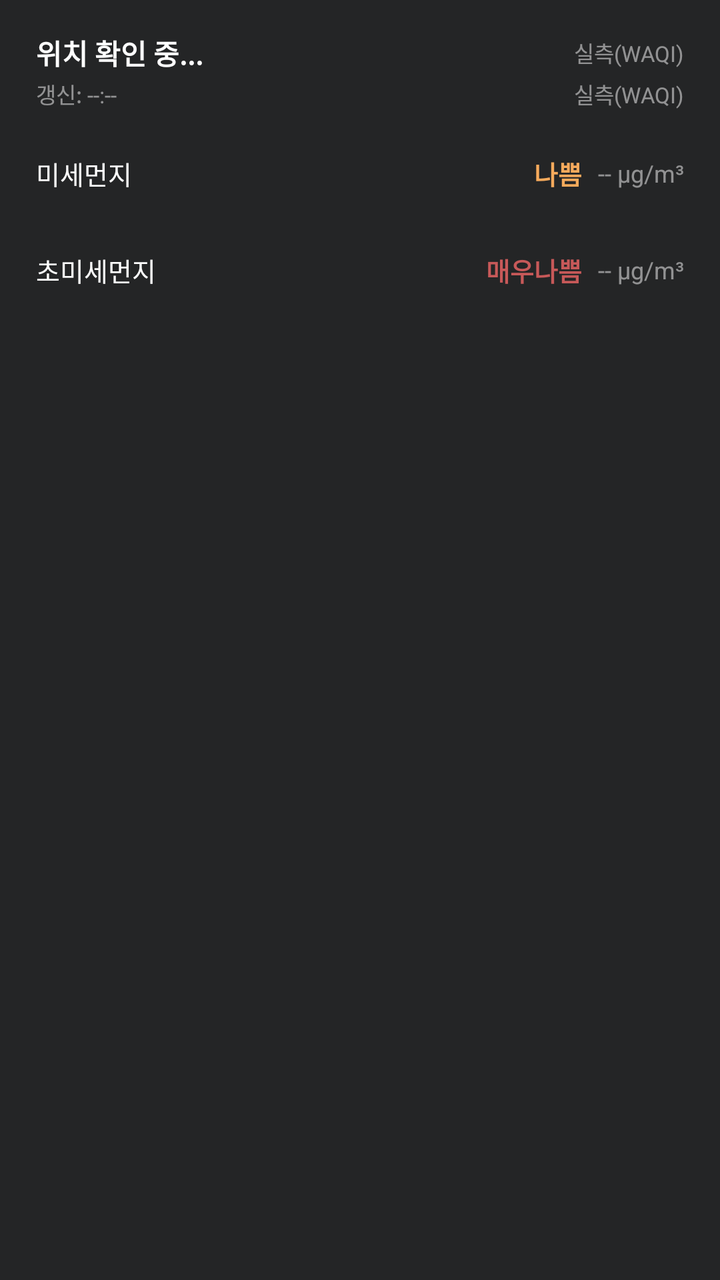
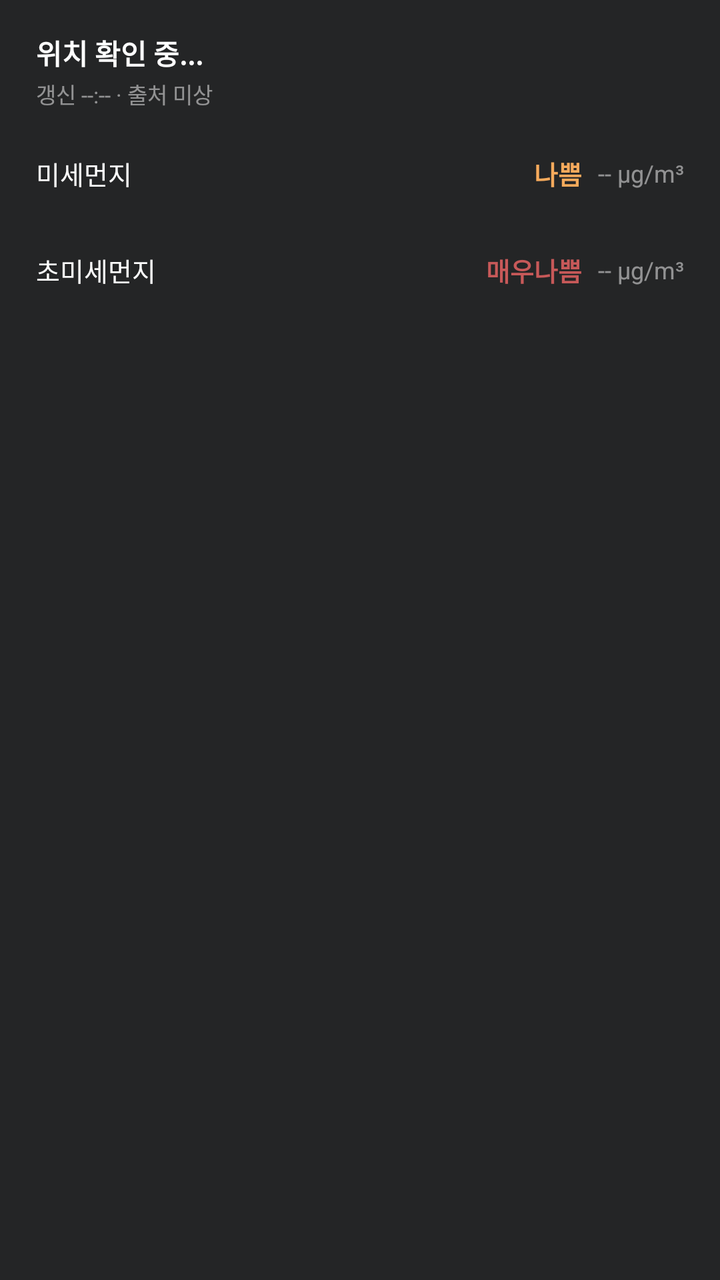

Compare the two renders of this Android layout. The source of the first and the diff that turns it into the second are given below.
<!-- AndroidManifest.xml: application theme AppTheme -->
<!-- res/layout/widget_air.xml -->
<?xml version="1.0" encoding="utf-8"?>
<LinearLayout xmlns:android="http://schemas.android.com/apk/res/android"
    android:id="@+id/widget_root"
    android:layout_width="match_parent"
    android:layout_height="match_parent"
    android:orientation="vertical"
    android:background="#242526"
    android:paddingLeft="18dp"
    android:paddingRight="18dp"
    android:paddingTop="16dp"
    android:paddingBottom="23dp">

    
    <LinearLayout
        android:layout_width="match_parent"
        android:layout_height="wrap_content"
        android:orientation="horizontal"
        android:gravity="center_vertical">

        <TextView
            android:id="@+id/widget_region"
            android:layout_width="0dp"
            android:layout_height="wrap_content"
            android:layout_weight="1"
            android:layout_marginEnd="8dp"
            android:text="위치 확인 중..."
            android:textColor="#FFFFFF"
            android:textSize="14sp"
            android:textStyle="bold"
            android:maxLines="1"
            android:singleLine="true"
            android:ellipsize="end" />

        <TextView
            android:id="@+id/widget_station"
            android:layout_width="wrap_content"
            android:layout_height="wrap_content"
            android:text="실측(WAQI)"
            android:textColor="#80FFFFFF"
            android:textSize="11sp"
            android:maxLines="1"
            android:singleLine="true" />
    </LinearLayout>

    
    <LinearLayout
        android:layout_width="match_parent"
        android:layout_height="wrap_content"
        android:layout_marginTop="2dp"
        android:orientation="horizontal"
        android:gravity="center_vertical">

    <TextView
        android:id="@+id/widget_updated_at"
        android:layout_width="0dp"
        android:layout_height="wrap_content"
        android:layout_weight="1"
        android:text="갱신: --:--"
        android:textColor="#80FFFFFF"
        android:textSize="11sp" />

    <TextView
        android:id="@+id/widget_source_label"
        android:layout_width="wrap_content"
        android:layout_height="wrap_content"
        android:text="실측(WAQI)"
        android:textColor="#80FFFFFF"
        android:textSize="11sp"
        android:maxLines="1"
        android:singleLine="true" />

    </LinearLayout>

    
    <LinearLayout
        android:layout_width="match_parent"
        android:layout_height="wrap_content"
        android:layout_marginTop="22dp"
        android:orientation="vertical">

        <RelativeLayout
            android:layout_width="match_parent"
            android:layout_height="wrap_content"
            android:layout_marginBottom="5dp">

            <TextView
                android:layout_width="wrap_content"
                android:layout_height="wrap_content"
                android:layout_alignParentStart="true"
                android:layout_centerVertical="true"
                android:text="미세먼지"
                android:textColor="#FFFFFF"
                android:textSize="13sp" />

            <LinearLayout
                android:layout_width="wrap_content"
                android:layout_height="wrap_content"
                android:layout_alignParentEnd="true"
                android:layout_centerVertical="true"
                android:orientation="horizontal"
                android:gravity="center_vertical">

                <TextView
                    android:id="@+id/widget_pm10_grade"
                    android:layout_width="wrap_content"
                    android:layout_height="wrap_content"
                    android:text="나쁨"
                    android:textColor="#FFF6AA5C"
                    android:textSize="13sp"
                    android:textStyle="bold"
                    android:layout_marginEnd="8dp" />

                <TextView
                    android:id="@+id/widget_pm10_value"
                    android:layout_width="wrap_content"
                    android:layout_height="wrap_content"
                    android:text="-- µg/m³"
                    android:textColor="#80FFFFFF"
                    android:textSize="12sp" />
            </LinearLayout>
        </RelativeLayout>

        
        <ProgressBar android:id="@+id/widget_pm10_bar_good"
            style="?android:attr/progressBarStyleHorizontal"
            android:layout_width="match_parent" android:layout_height="8dp"
            android:progressDrawable="@drawable/widget_progress_good"
            android:max="200" android:progress="0" android:visibility="gone"/>
        <ProgressBar android:id="@+id/widget_pm10_bar_normal"
            style="?android:attr/progressBarStyleHorizontal"
            android:layout_width="match_parent" android:layout_height="8dp"
            android:progressDrawable="@drawable/widget_progress_normal"
            android:max="200" android:progress="0" android:visibility="gone"/>
        <ProgressBar android:id="@+id/widget_pm10_bar_bad"
            style="?android:attr/progressBarStyleHorizontal"
            android:layout_width="match_parent" android:layout_height="8dp"
            android:progressDrawable="@drawable/widget_progress_bad"
            android:max="200" android:progress="0" android:visibility="gone"/>
        <ProgressBar android:id="@+id/widget_pm10_bar_verybad"
            style="?android:attr/progressBarStyleHorizontal"
            android:layout_width="match_parent" android:layout_height="8dp"
            android:progressDrawable="@drawable/widget_progress_verybad"
            android:max="200" android:progress="0" android:visibility="gone"/>
    </LinearLayout>

    
    <LinearLayout
        android:layout_width="match_parent"
        android:layout_height="wrap_content"
        android:layout_marginTop="24dp"
        android:orientation="vertical">

        <RelativeLayout
            android:layout_width="match_parent"
            android:layout_height="wrap_content"
            android:layout_marginBottom="5dp">

            <TextView
                android:layout_width="wrap_content"
                android:layout_height="wrap_content"
                android:layout_alignParentStart="true"
                android:layout_centerVertical="true"
                android:text="초미세먼지"
                android:textColor="#FFFFFF"
                android:textSize="13sp" />

            <LinearLayout
                android:layout_width="wrap_content"
                android:layout_height="wrap_content"
                android:layout_alignParentEnd="true"
                android:layout_centerVertical="true"
                android:orientation="horizontal"
                android:gravity="center_vertical">

                <TextView
                    android:id="@+id/widget_pm25_grade"
                    android:layout_width="wrap_content"
                    android:layout_height="wrap_content"
                    android:text="매우나쁨"
                    android:textColor="#FFC75959"
                    android:textSize="13sp"
                    android:textStyle="bold"
                    android:layout_marginEnd="8dp" />

                <TextView
                    android:id="@+id/widget_pm25_value"
                    android:layout_width="wrap_content"
                    android:layout_height="wrap_content"
                    android:text="-- µg/m³"
                    android:textColor="#80FFFFFF"
                    android:textSize="12sp" />
            </LinearLayout>
        </RelativeLayout>

        
        <ProgressBar android:id="@+id/widget_pm25_bar_good"
            style="?android:attr/progressBarStyleHorizontal"
            android:layout_width="match_parent" android:layout_height="8dp"
            android:progressDrawable="@drawable/widget_progress_good"
            android:max="150" android:progress="0" android:visibility="gone"/>
        <ProgressBar android:id="@+id/widget_pm25_bar_normal"
            style="?android:attr/progressBarStyleHorizontal"
            android:layout_width="match_parent" android:layout_height="8dp"
            android:progressDrawable="@drawable/widget_progress_normal"
            android:max="150" android:progress="0" android:visibility="gone"/>
        <ProgressBar android:id="@+id/widget_pm25_bar_bad"
            style="?android:attr/progressBarStyleHorizontal"
            android:layout_width="match_parent" android:layout_height="8dp"
            android:progressDrawable="@drawable/widget_progress_bad"
            android:max="150" android:progress="0" android:visibility="gone"/>
        <ProgressBar android:id="@+id/widget_pm25_bar_verybad"
            style="?android:attr/progressBarStyleHorizontal"
            android:layout_width="match_parent" android:layout_height="8dp"
            android:progressDrawable="@drawable/widget_progress_verybad"
            android:max="150" android:progress="0" android:visibility="gone"/>
    </LinearLayout>

</LinearLayout>
<!-- resources referenced by this layout -->
<resources>
  <!-- drawable widget_progress_bad (drawable) -->
  <?xml version="1.0" encoding="utf-8"?>
  <layer-list xmlns:android="http://schemas.android.com/apk/res/android">
      <item android:id="@android:id/background">
          <shape android:shape="rectangle">
              <solid android:color="#FF555559"/>
              <corners android:radius="4dp"/>
          </shape>
      </item>
      <item android:id="@android:id/progress">
          <clip>
              <shape android:shape="rectangle">
                  <solid android:color="#FFF6AA5C"/>
                  <corners android:radius="4dp"/>
              </shape>
          </clip>
      </item>
  </layer-list>
  <!-- drawable widget_progress_good (drawable) -->
  <?xml version="1.0" encoding="utf-8"?>
  <layer-list xmlns:android="http://schemas.android.com/apk/res/android">
      <item android:id="@android:id/background">
          <shape android:shape="rectangle">
              <solid android:color="#FF555559"/>
              <corners android:radius="4dp"/>
          </shape>
      </item>
      <item android:id="@android:id/progress">
          <clip>
              <shape android:shape="rectangle">
                  <solid android:color="#FF367BB8"/>
                  <corners android:radius="4dp"/>
              </shape>
          </clip>
      </item>
  </layer-list>
  <!-- drawable widget_progress_normal (drawable) -->
  <?xml version="1.0" encoding="utf-8"?>
  <layer-list xmlns:android="http://schemas.android.com/apk/res/android">
      <item android:id="@android:id/background">
          <shape android:shape="rectangle">
              <solid android:color="#FF555559"/>
              <corners android:radius="4dp"/>
          </shape>
      </item>
      <item android:id="@android:id/progress">
          <clip>
              <shape android:shape="rectangle">
                  <solid android:color="#FF629473"/>
                  <corners android:radius="4dp"/>
              </shape>
          </clip>
      </item>
  </layer-list>
  <!-- drawable widget_progress_verybad (drawable) -->
  <?xml version="1.0" encoding="utf-8"?>
  <layer-list xmlns:android="http://schemas.android.com/apk/res/android">
      <item android:id="@android:id/background">
          <shape android:shape="rectangle">
              <solid android:color="#FF555559"/>
              <corners android:radius="4dp"/>
          </shape>
      </item>
      <item android:id="@android:id/progress">
          <clip>
              <shape android:shape="rectangle">
                  <solid android:color="#FFC75959"/>
                  <corners android:radius="4dp"/>
              </shape>
          </clip>
      </item>
  </layer-list>
  <style name="AppTheme" parent="Theme.AppCompat.Light.DarkActionBar">
          
          <item name="colorPrimary">@color/colorPrimary</item>
          <item name="colorPrimaryDark">@color/colorPrimaryDark</item>
          <item name="colorAccent">@color/colorAccent</item>
      </style>
</resources>

<!-- the commit's change to res/layout/widget_air.xml (unified diff, before → after) -->
@@ -11,65 +11,29 @@
     android:paddingBottom="23dp">
 
     
-    <LinearLayout
+    <TextView
+        android:id="@+id/widget_region"
         android:layout_width="match_parent"
         android:layout_height="wrap_content"
-        android:orientation="horizontal"
-        android:gravity="center_vertical">
-
-        <TextView
-            android:id="@+id/widget_region"
-            android:layout_width="0dp"
-            android:layout_height="wrap_content"
-            android:layout_weight="1"
-            android:layout_marginEnd="8dp"
-            android:text="위치 확인 중..."
-            android:textColor="#FFFFFF"
-            android:textSize="14sp"
-            android:textStyle="bold"
-            android:maxLines="1"
-            android:singleLine="true"
-            android:ellipsize="end" />
-
-        <TextView
-            android:id="@+id/widget_station"
-            android:layout_width="wrap_content"
-            android:layout_height="wrap_content"
-            android:text="실측(WAQI)"
-            android:textColor="#80FFFFFF"
-            android:textSize="11sp"
-            android:maxLines="1"
-            android:singleLine="true" />
-    </LinearLayout>
+        android:text="위치 확인 중..."
+        android:textColor="#FFFFFF"
+        android:textSize="14sp"
+        android:textStyle="bold"
+        android:maxLines="1"
+        android:singleLine="true"
+        android:ellipsize="end" />
 
     
-    <LinearLayout
+    <TextView
+        android:id="@+id/widget_updated_at"
         android:layout_width="match_parent"
         android:layout_height="wrap_content"
         android:layout_marginTop="2dp"
-        android:orientation="horizontal"
-        android:gravity="center_vertical">
-
-    <TextView
-        android:id="@+id/widget_updated_at"
-        android:layout_width="0dp"
-        android:layout_height="wrap_content"
-        android:layout_weight="1"
-        android:text="갱신: --:--"
-        android:textColor="#80FFFFFF"
-        android:textSize="11sp" />
-
-    <TextView
-        android:id="@+id/widget_source_label"
-        android:layout_width="wrap_content"
-        android:layout_height="wrap_content"
-        android:text="실측(WAQI)"
+        android:text="갱신 --:-- · 출처 미상"
         android:textColor="#80FFFFFF"
         android:textSize="11sp"
         android:maxLines="1"
         android:singleLine="true" />
-
-    </LinearLayout>
 
     
     <LinearLayout
